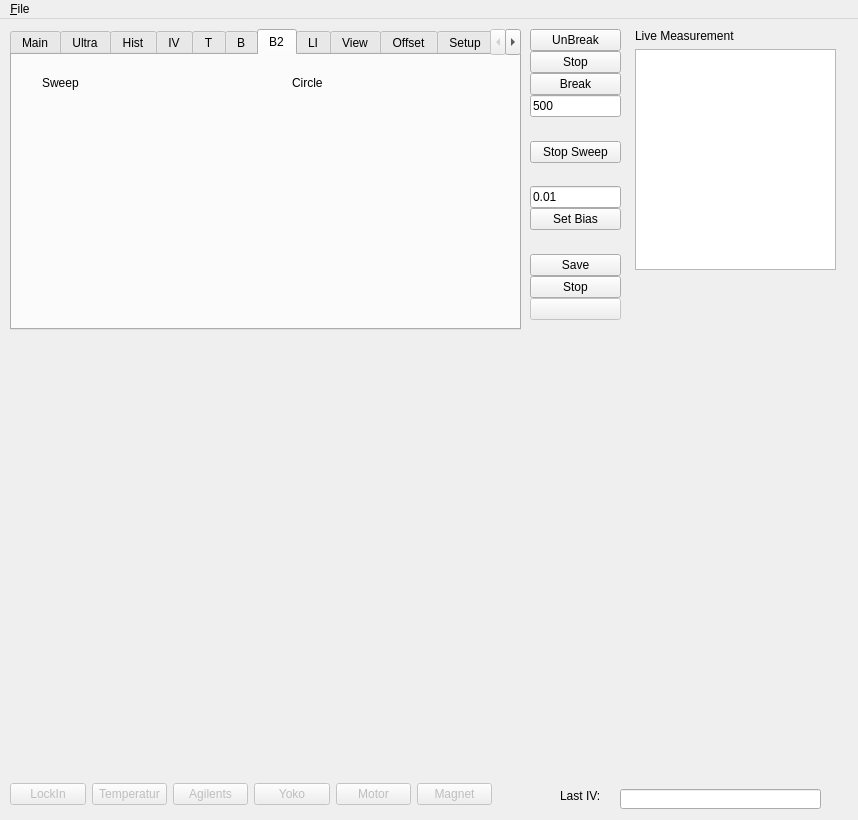
Qt form gui_andreev.ui (konchris/andreev) before a commit.
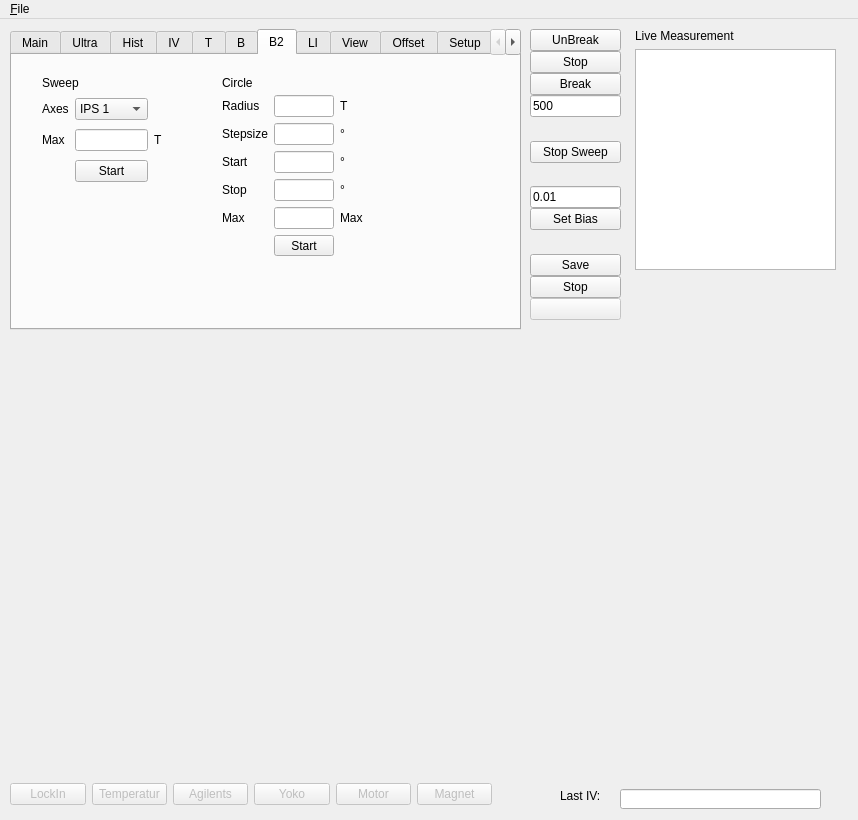
The same form after that commit. The open tabs and pages were chosen to show the change. Custom widgets are drawn as their Qt base class.

Commit message: ADD: Circle And Sweep SOME UNSTABLE VERSION

```diff
--- a/gui_andreev.ui
+++ b/gui_andreev.ui
@@ -1645,7 +1645,7 @@
         <widget class="QLabel" name="label_110">
          <property name="geometry">
           <rect>
-           <x>280</x>
+           <x>210</x>
            <y>20</y>
            <width>111</width>
            <height>16</height>
@@ -1658,24 +1658,163 @@
         <widget class="QWidget" name="gridLayoutWidget_10">
          <property name="geometry">
           <rect>
-           <x>280</x>
+           <x>210</x>
            <y>40</y>
-           <width>160</width>
-           <height>80</height>
+           <width>141</width>
+           <height>161</height>
           </rect>
          </property>
-         <layout class="QGridLayout" name="gridLayout_10"/>
+         <layout class="QGridLayout" name="gridLayout_10">
+          <item row="2" column="0">
+           <widget class="QLabel" name="label_117">
+            <property name="text">
+             <string>Start</string>
+            </property>
+           </widget>
+          </item>
+          <item row="0" column="2">
+           <widget class="QLabel" name="label_120">
+            <property name="text">
+             <string>T</string>
+            </property>
+           </widget>
+          </item>
+          <item row="4" column="1">
+           <widget class="QLineEdit" name="editBSweepMax_5"/>
+          </item>
+          <item row="4" column="2">
+           <widget class="QLabel" name="label_123">
+            <property name="text">
+             <string>Max</string>
+            </property>
+           </widget>
+          </item>
+          <item row="1" column="2">
+           <widget class="QLabel" name="label_121">
+            <property name="text">
+             <string>°</string>
+            </property>
+           </widget>
+          </item>
+          <item row="2" column="2">
+           <widget class="QLabel" name="label_122">
+            <property name="text">
+             <string>°</string>
+            </property>
+           </widget>
+          </item>
+          <item row="4" column="0">
+           <widget class="QLabel" name="label_118">
+            <property name="text">
+             <string>Max</string>
+            </property>
+           </widget>
+          </item>
+          <item row="1" column="0">
+           <widget class="QLabel" name="label_119">
+            <property name="text">
+             <string>Stepsize</string>
+            </property>
+           </widget>
+          </item>
+          <item row="2" column="1">
+           <widget class="QLineEdit" name="editBCircleStart"/>
+          </item>
+          <item row="5" column="1">
+           <widget class="QPushButton" name="btnBCircleStart">
+            <property name="text">
+             <string>Start</string>
+            </property>
+           </widget>
+          </item>
+          <item row="0" column="0">
+           <widget class="QLabel" name="label_95">
+            <property name="text">
+             <string>Radius</string>
+            </property>
+           </widget>
+          </item>
+          <item row="0" column="1">
+           <widget class="QLineEdit" name="editBCircleRadius"/>
+          </item>
+          <item row="1" column="1">
+           <widget class="QLineEdit" name="editBCircleStepsize"/>
+          </item>
+          <item row="3" column="1">
+           <widget class="QLineEdit" name="editBCircleStop"/>
+          </item>
+          <item row="3" column="0">
+           <widget class="QLabel" name="label_124">
+            <property name="text">
+             <string>Stop</string>
+            </property>
+           </widget>
+          </item>
+          <item row="3" column="2">
+           <widget class="QLabel" name="label_125">
+            <property name="text">
+             <string>°</string>
+            </property>
+           </widget>
+          </item>
+         </layout>
         </widget>
         <widget class="QWidget" name="gridLayoutWidget_11">
          <property name="geometry">
           <rect>
            <x>30</x>
            <y>40</y>
-           <width>160</width>
-           <height>80</height>
+           <width>121</width>
+           <height>91</height>
           </rect>
          </property>
-         <layout class="QGridLayout" name="gridLayout_11"/>
+         <layout class="QGridLayout" name="gridLayout_11">
+          <item row="1" column="1">
+           <widget class="QLineEdit" name="editBSweepMax"/>
+          </item>
+          <item row="0" column="1">
+           <widget class="QComboBox" name="comboBSweepAxes">
+            <item>
+             <property name="text">
+              <string>IPS 1</string>
+             </property>
+            </item>
+            <item>
+             <property name="text">
+              <string>IPS 2</string>
+             </property>
+            </item>
+           </widget>
+          </item>
+          <item row="0" column="0">
+           <widget class="QLabel" name="label_20">
+            <property name="text">
+             <string>Axes</string>
+            </property>
+           </widget>
+          </item>
+          <item row="1" column="2">
+           <widget class="QLabel" name="label_91">
+            <property name="text">
+             <string>T</string>
+            </property>
+           </widget>
+          </item>
+          <item row="1" column="0">
+           <widget class="QLabel" name="label_88">
+            <property name="text">
+             <string>Max</string>
+            </property>
+           </widget>
+          </item>
+          <item row="2" column="1">
+           <widget class="QPushButton" name="btnBSweepStart">
+            <property name="text">
+             <string>Start</string>
+            </property>
+           </widget>
+          </item>
+         </layout>
         </widget>
         <widget class="QLabel" name="label_116">
          <property name="geometry">
```
Left out of the diff: 159 changed lines with no effect on the pictures. The commit also changes 13 other files.
